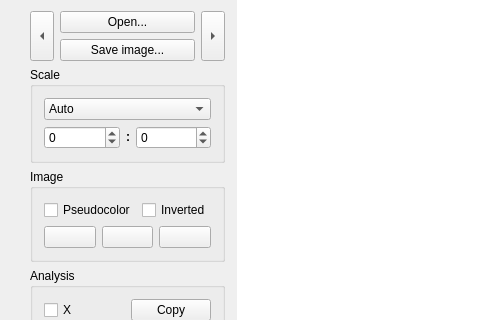
First picture: the form in mainwindow.ui, repository polyanskiy/easyFG, before the edit; both pictures show x 0 to 480 and y 0 to 320 of the 746 by 811 pixel window.
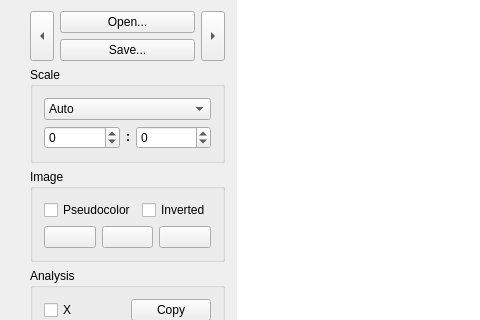
Second picture: the form after the edit. Icons and pictures are not drawn.

```diff
--- a/mainwindow.ui
+++ b/mainwindow.ui
@@ -87,7 +87,7 @@
         <rect>
          <x>0</x>
          <y>0</y>
-         <width>194</width>
+         <width>197</width>
          <height>791</height>
         </rect>
        </property>
@@ -154,7 +154,7 @@
              <string notr="true">Ctrl+S</string>
             </property>
             <property name="text">
-             <string>Save image...</string>
+             <string>Save...</string>
             </property>
            </widget>
           </item>
```
Left out of the diff: 17 changed lines with no effect on the pictures.
